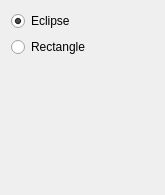
Above: ActiveContours/UI/forms/tooldialog.ui from Theo-Silfa/GeoActiveContours before the change. Below: the same form after it.
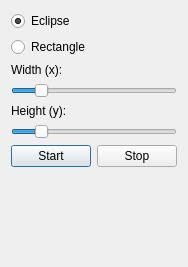
That is the form after the change.

Diff of the .ui file:
```diff
--- a/ActiveContours/UI/forms/tooldialog.ui
+++ b/ActiveContours/UI/forms/tooldialog.ui
@@ -7,7 +7,7 @@
     <x>0</x>
     <y>0</y>
     <width>165</width>
-    <height>195</height>
+    <height>267</height>
    </rect>
   </property>
   <property name="windowTitle">
@@ -31,6 +31,70 @@
      </property>
     </widget>
    </item>
+   <item>
+    <widget class="QLabel" name="labelWidth">
+     <property name="text">
+      <string>Width (x):</string>
+     </property>
+    </widget>
+   </item>
+   <item>
+    <widget class="QSlider" name="horizontalSliderWidth">
+     <property name="minimum">
+      <number>4</number>
+     </property>
+     <property name="maximum">
+      <number>300</number>
+     </property>
+     <property name="value">
+      <number>50</number>
+     </property>
+     <property name="orientation">
+      <enum>Qt::Horizontal</enum>
+     </property>
+    </widget>
+   </item>
+   <item>
+    <widget class="QLabel" name="labelHeight">
+     <property name="text">
+      <string>Height (y):</string>
+     </property>
+    </widget>
+   </item>
+   <item>
+    <widget class="QSlider" name="horizontalSliderHeight">
+     <property name="minimum">
+      <number>4</number>
+     </property>
+     <property name="maximum">
+      <number>300</number>
+     </property>
+     <property name="value">
+      <number>50</number>
+     </property>
+     <property name="orientation">
+      <enum>Qt::Horizontal</enum>
+     </property>
+    </widget>
+   </item>
+   <item>
+    <layout class="QHBoxLayout" name="horizontalLayout">
+     <item>
+      <widget class="QPushButton" name="pushButtonStart">
+       <property name="text">
+        <string>Start</string>
+       </property>
+      </widget>
+     </item>
+     <item>
+      <widget class="QPushButton" name="pushButtonStop">
+       <property name="text">
+        <string>Stop</string>
+       </property>
+      </widget>
+     </item>
+    </layout>
+   </item>
    <item>
     <spacer name="verticalSpacer">
      <property name="orientation">
```
